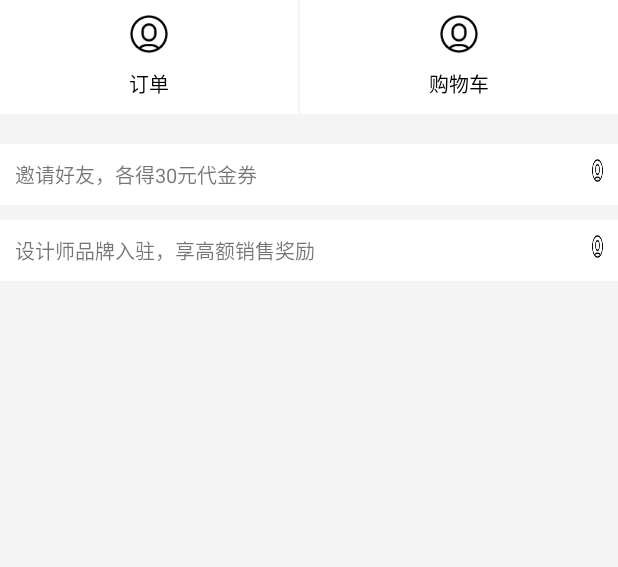
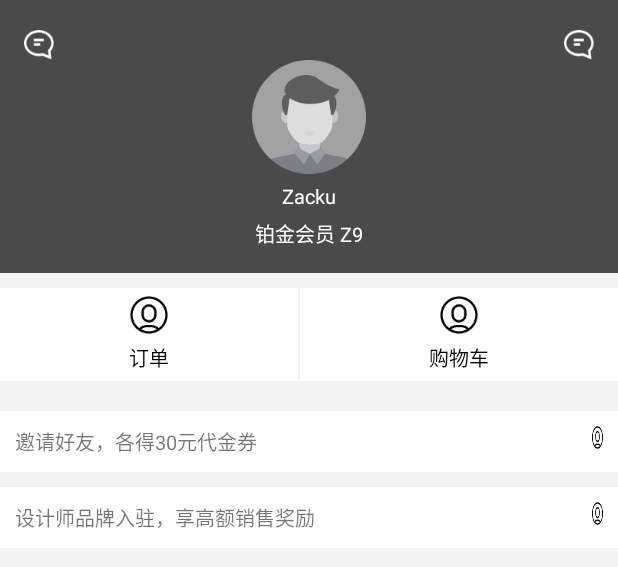
Before and after one commit to ownertest/zomake_android, an Android app: the layout my_fragment.xml on its own in the app's theme, with its tools: preview values and no code run, on a phone screen of 412 x 824 dp. Shown: the top 567 px of the screen. Run offline under Robolectric (Android 15) with nearby library versions, the phone set to English and light mode, and no system bars.

Commit message:
user center layout

```diff
--- a/app/src/main/java/com/zomake/mobile/ui/fragment/MyFragment.java
+++ b/app/src/main/java/com/zomake/mobile/ui/fragment/MyFragment.java
@@ -48,11 +48,11 @@ public class MyFragment extends BaseFragment {
     private void initFunctionGrid() {
         GridLayoutManager gridLayoutManager = new GridLayoutManager(getActivity(), 3);
         recyclerView.setLayoutManager(gridLayoutManager);
-        adapter = new CommonRecycleViewAdapter<String>(getContext(), R.layout.catalog_item_layout) {
+        adapter = new CommonRecycleViewAdapter<String>(getContext(), R.layout.user_center_item_layout) {
             @Override
             public void convert(ViewHolderHelper helper, String text) {
                 helper.setText(R.id.name, text);
-                helper.setBackgroundRes(R.id.image, iconIds[helper.getPosition() - 2]);
+                helper.setBackgroundRes(R.id.image, iconIds[helper.getAdapterPosition() - 2]);
             }
         };
         adapter.addAll(Arrays.asList(iconTexts));
--- a/app/src/main/res/layout/my_fragment.xml
+++ b/app/src/main/res/layout/my_fragment.xml
@@ -4,12 +4,70 @@
               android:layout_height="match_parent"
               android:orientation="vertical"
               android:background="#f4f4f4">
+    <LinearLayout
+        android:layout_width="match_parent"
+        android:layout_height="wrap_content"
+        android:orientation="vertical"
+        android:background="#4a4a4a"
+    >
+        <RelativeLayout android:layout_width="match_parent"
+                        android:layout_height="wrap_content"
+                        android:layout_marginTop="20dp">
+            <ImageView
+                android:layout_height="20dp"
+                android:layout_width="20dp"
+                android:background="@drawable/user_center_message"
+                android:layout_alignParentLeft="true"
+                android:scaleType="center"
+                android:layout_centerHorizontal="true"
+                android:layout_marginLeft="16dp"
+            />
+            <ImageView
+                android:layout_height="20dp"
+                android:layout_width="20dp"
+                android:background="@drawable/user_center_message"
+                android:layout_alignParentRight="true"
+                android:scaleType="center"
+                android:layout_centerHorizontal="true"
+                android:layout_marginRight="16dp"
+            />
+        </RelativeLayout>
+        <LinearLayout
+            android:layout_width="match_parent"
+            android:layout_height="wrap_content"
+            android:orientation="vertical">
+            <TextView
+                android:id="@+id/tv_user_name"
+                android:layout_width="wrap_content"
+                android:layout_height="wrap_content"
+                android:drawableTop="@drawable/usercenter_avatar"
+                android:drawablePadding="5dp"
+                android:gravity="center"
+                android:layout_gravity="center_horizontal"
+                android:text="Zacku"
+                android:textColor="@color/white"
+                android:textSize="13sp" />
+
+            <TextView
+                android:id="@+id/tv_user_phone"
+                android:layout_width="wrap_content"
+                android:layout_height="wrap_content"
+                android:layout_marginTop="5dp"
+                android:gravity="center"
+                android:layout_gravity="center_horizontal"
+                android:text="铂金会员 Z9"
+                android:textColor="@color/white"
+                android:textSize="13sp"
+                android:layout_marginBottom="16dp"/>
+        </LinearLayout>
+    </LinearLayout>
 
     <LinearLayout
         android:id="@+id/order"
         android:layout_height="wrap_content"
         android:layout_width="match_parent"
-        android:orientation="horizontal">
+        android:orientation="horizontal"
+        android:layout_marginTop="@dimen/margin_10">
         <TextView
             android:background="@color/white"
             android:id="@+id/tv_order"
@@ -51,7 +109,6 @@
         android:layout_width="match_parent"
         android:layout_height="wrap_content"
         android:layout_marginTop="10dp"
-        android:background="@color/white"
         app:loadMoreEnabled="true"
         app:refreshEnabled="true" />
 
--- a/app/src/main/res/values/dimens.xml
+++ b/app/src/main/res/values/dimens.xml
@@ -6,8 +6,8 @@
     <dimen name="text_margin">16dp</dimen>
     <dimen name="item_margin">8dp</dimen>
     <dimen name="title_margin">24dp</dimen>
-    <dimen name="text_view_icon_margin">10dp</dimen>
-    <dimen name="text_view_icon_padding">10dp</dimen>
+    <dimen name="text_view_icon_margin">5dp</dimen>
+    <dimen name="text_view_icon_padding">5dp</dimen>
     <dimen name="margin_10">10dp</dimen>
 
 </resources>
```
Also changed, not shown: app/src/main/res/layout/user_center_item_layout.xml (added, +25 -0 lines), app/src/main/res/drawable-xhdpi/user_center_message.png (added), app/src/main/res/drawable-xhdpi/usercenter_avatar.png (added).
